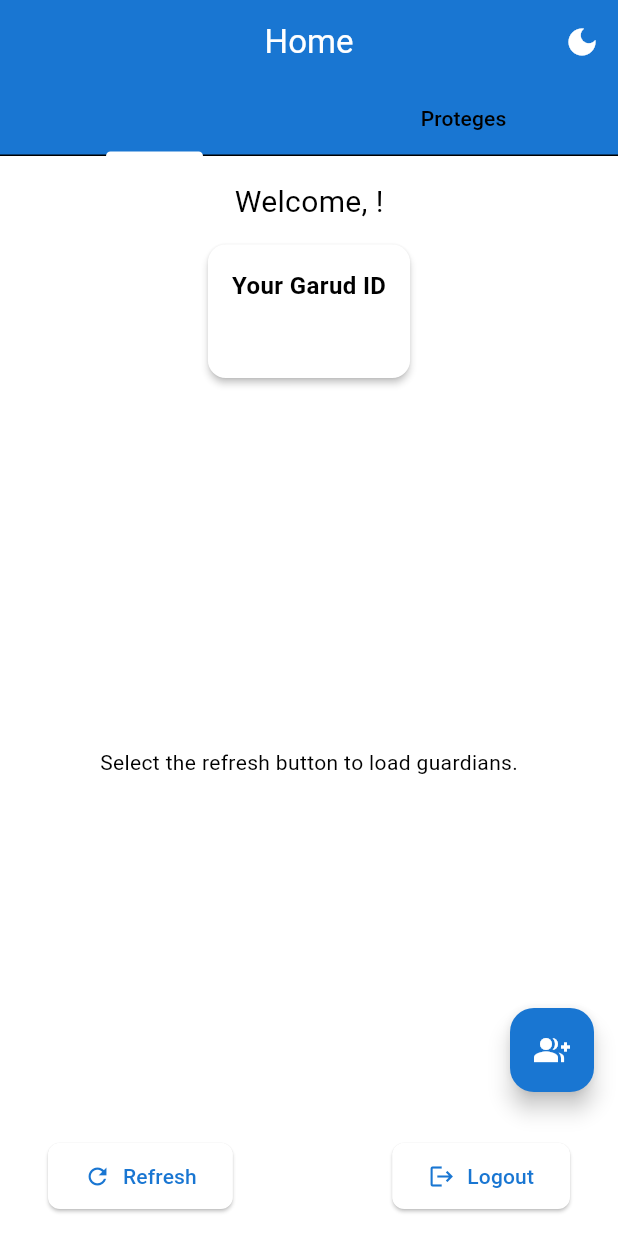
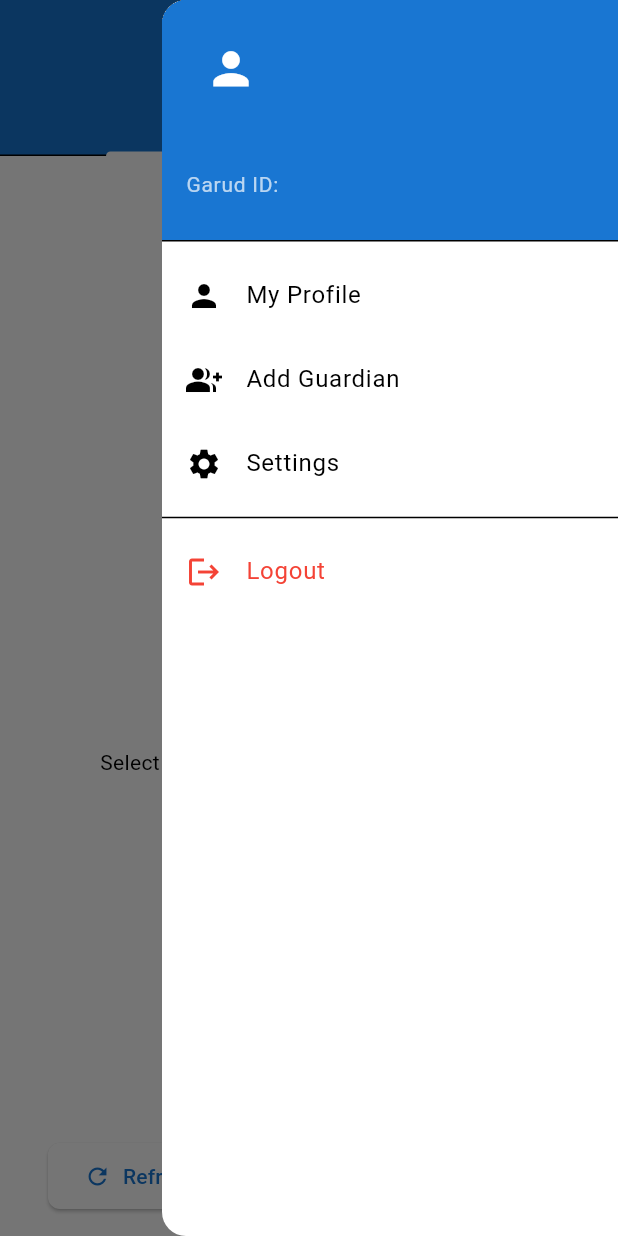
Before and after one commit to Rakiul-Islam/Garud, a Flutter app: the screen it shows once a user with an empty profile is signed in, with the side drawer open (before the commit the screen has no drawer), on a phone screen of 412 x 824 dp. Run offline on Flutter 3.47's test engine with Material 3 defaults, Android fonts, the light colour scheme and no system bars; our stand-ins replace bloc, cloud_firestore, equatable, firebase_auth, firebase_core, firebase_messaging and 4 more; accounts and stored records are empty; generated files the repository leaves out were written again.

Commit message:
Implement ProfileBloc, ProfilePage, and related state management;

```diff
--- /dev/null
+++ b/client/lib/blocs/user/profile_event.dart
@@ -0,0 +1,3 @@
+abstract class ProfileEvent {}
+
+class LoadProfile extends ProfileEvent {}
--- /dev/null
+++ b/client/lib/blocs/user/profile_state.dart
@@ -0,0 +1,34 @@
+import 'package:equatable/equatable.dart';
+
+abstract class ProfileState extends Equatable {
+  const ProfileState();
+
+  @override
+  List<Object?> get props => [];
+}
+
+class ProfileInitial extends ProfileState {}
+
+class ProfileLoading extends ProfileState {}
+
+class ProfileLoaded extends ProfileState {
+  final String email;
+  final String garudId;
+
+  const ProfileLoaded({
+    required this.email,
+    required this.garudId,
+  });
+
+  @override
+  List<Object?> get props => [email, garudId];
+}
+
+class ProfileError extends ProfileState {
+  final String message;
+
+  const ProfileError(this.message);
+
+  @override
+  List<Object?> get props => [message];
+}
--- a/client/lib/main.dart
+++ b/client/lib/main.dart
@@ -3,6 +3,7 @@ import 'package:flutter_bloc/flutter_bloc.dart';
 import 'package:firebase_core/firebase_core.dart';
 import 'package:firebase_messaging/firebase_messaging.dart';
 import 'package:garudclient/blocs/user/user_bloc.dart';
+import 'package:garudclient/blocs/user/profile_bloc.dart';
 import 'package:garudclient/navigation/auth_wrapper.dart';
 import 'package:shared_preferences/shared_preferences.dart';
 import 'firebase_options.dart';
@@ -42,6 +43,7 @@ class MyApp extends StatelessWidget {
         BlocProvider<AuthBloc>(create: (_) => AuthBloc(_authRepository)),
         BlocProvider<UserBloc>(create: (_) => UserBloc()),
         BlocProvider<ThemeBloc>(create: (_) => ThemeBloc(prefs)),
+        BlocProvider<ProfileBloc>(create: (_) => ProfileBloc()),
       ],
       child: BlocBuilder<ThemeBloc, ThemeState>(
         builder: (context, state) {
--- a/client/lib/screens/home_page.dart
+++ b/client/lib/screens/home_page.dart
@@ -10,6 +10,7 @@ import '../blocs/theme/theme_event.dart';
 import '../blocs/theme/theme_state.dart';
 import 'login_page.dart';
 import 'add_guardians_page.dart';
+import 'profile_page.dart';
 
 class HomePage extends StatefulWidget {
   const HomePage({super.key});
@@ -41,6 +42,7 @@ class _HomePageState extends State<HomePage>
   }
 
   Future<void> _loadUserData() async {
+    if (!mounted) return;
     setState(() {
       _isLoading = true;
     });
@@ -54,6 +56,7 @@ class _HomePageState extends State<HomePage>
             .get();
 
         if (userDoc.exists && userDoc.data()?['garudId'] != null) {
+          if (!mounted) return;
           setState(() {
             _garudId = userDoc.data()!['garudId'];
           });
@@ -63,6 +66,7 @@ class _HomePageState extends State<HomePage>
       // Handle error silently
       print('Error loading user data: $e');
     } finally {
+      if (!mounted) return;
       setState(() {
         _isLoading = false;
       });
@@ -89,25 +93,112 @@ class _HomePageState extends State<HomePage>
     });
   }
 
+  void _navigateToProfile(BuildContext context) {
+    Navigator.push(
+      context,
+      MaterialPageRoute(builder: (_) => const ProfilePage()),
+    );
+  }
+
+  Widget _buildDrawer() {
+    return Drawer(
+      child: ListView(
+        padding: EdgeInsets.zero,
+        children: [
+          DrawerHeader(
+            decoration: BoxDecoration(
+              color: Theme.of(context).colorScheme.primary,
+            ),
+            child: Column(
+              crossAxisAlignment: CrossAxisAlignment.start,
+              children: [
+                const CircleAvatar(
+                  radius: 30,
+                  child: Icon(Icons.person, size: 35),
+                ),
+                const SizedBox(height: 10),
+                Text(
+                  FirebaseAuth.instance.currentUser?.email ?? 'User',
+                  style: const TextStyle(
+                    color: Colors.white,
+                    fontSize: 18,
+                  ),
+                ),
+                if (_garudId != null)
+                  Text(
+                    'Garud ID: $_garudId',
+                    style: const TextStyle(
+                      color: Colors.white70,
+                      fontSize: 14,
+                    ),
+                  ),
+              ],
+            ),
+          ),
+          ListTile(
+            leading: const Icon(Icons.person),
+            title: const Text('My Profile'),
+            onTap: () {
+              Navigator.pop(context); // Close the drawer
+              Navigator.push(
+                context,
+                MaterialPageRoute(builder: (_) => const ProfilePage()),
+              );
+            },
+          ),
+          ListTile(
+            leading: const Icon(Icons.group_add),
+            title: const Text('Add Guardian'),
+            onTap: () {
+              Navigator.pop(context); // Close the drawer
+              _goToAddGuardianPage(context);
+            },
+          ),
+          ListTile(
+            leading: const Icon(Icons.settings),
+            title: const Text('Settings'),
+            onTap: () {
+              Navigator.pop(context); // Close the drawer
+              // TODO: Implement settings page
+            },
+          ),
+          const Divider(),
+          ListTile(
+            leading: const Icon(Icons.logout, color: Colors.red),
+            title: const Text('Logout', style: TextStyle(color: Colors.red)),
+            onTap: () {
+              Navigator.pop(context); // Close the drawer
+              _logout(context);
+            },
+          ),
+        ],
+      ),
+    );
+  }
+
   @override
   Widget build(BuildContext context) {
     final user = FirebaseAuth.instance.currentUser;
 
     return Scaffold(
+      endDrawer: _buildDrawer(),
       appBar: AppBar(
         title: const Text('Home'),
         actions: [
           BlocBuilder<ThemeBloc, ThemeState>(
             builder: (context, state) {
               return IconButton(
-                icon:
-                    Icon(state.isDarkMode ? Icons.light_mode : Icons.dark_mode),
+                icon: Icon(state.isDarkMode ? Icons.light_mode : Icons.dark_mode),
                 onPressed: () => context.read<ThemeBloc>().add(ToggleTheme()),
-                tooltip: state.isDarkMode
-                    ? 'Switch to Light Mode'
-                    : 'Switch to Dark Mode',
+                tooltip: state.isDarkMode ? 'Switch to Light Mode' : 'Switch to Dark Mode',
               );
             },
+          ),
+          Builder(
+            builder: (context) => IconButton(
+              icon: const Icon(Icons.menu),
+              onPressed: () => Scaffold.of(context).openEndDrawer(),
+            ),
           ),
         ],
         bottom: TabBar(
```
Also changed, not shown: client/lib/blocs/user/profile_bloc.dart (added, +40 -0 lines), client/lib/output.txt (+344 -7 lines), client/lib/screens/profile_page.dart (added, +125 -0 lines), 1 other file.
